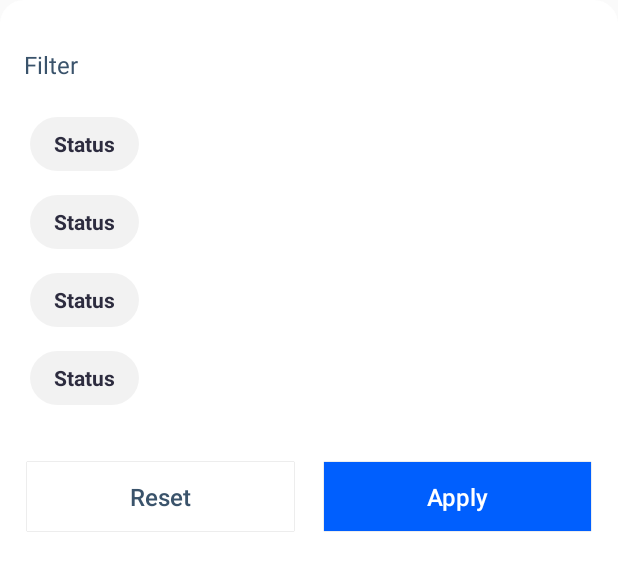
After one commit to react1ve/ModuloTech, an Android app: the layout bottom_sheet_filter.xml on its own in the app's theme, with its tools: preview values and no code run, on a phone screen of 412 x 824 dp. The commit adds this screen. Shown: the top 571 px of the screen. Run offline under Robolectric (Android 15) with nearby library versions, the phone set to English and light mode, and no system bars.

Commit message:
- filter bottom sheet

```diff
--- a/presentation/build.gradle
+++ b/presentation/build.gradle
@@ -83,4 +83,6 @@ dependencies {
 
     /* Tools */
     coreLibraryDesugaring lib.desugaring
+
+    implementation 'com.google.android.flexbox:flexbox:3.0.0'
 }
--- /dev/null
+++ b/presentation/src/main/kotlin/com/example/template/ui/pages/list/FilterAdapter.kt
@@ -0,0 +1,31 @@
+package com.example.template.ui.pages.list
+
+import android.view.ViewGroup
+import androidx.recyclerview.widget.RecyclerView
+import com.example.presentation.databinding.ItemSelectableTextBinding
+import com.example.template.common.android.adapter.BaseRecyclerAdapter
+import com.example.template.common.android.ext.view.inflateChild
+
+data class Filter(val name: String, var isSelected: Boolean = false)
+class FilterAdapter : BaseRecyclerAdapter<Filter,FilterAdapter.StatusViewHolder>() {
+    var listener:((filter:Filter)->Unit)? = null
+
+    inner class StatusViewHolder(
+        parent: ViewGroup,
+        val binding: ItemSelectableTextBinding = parent.inflateChild(ItemSelectableTextBinding::inflate),
+    ) : RecyclerView.ViewHolder(binding.root){
+        fun bind(filter: Filter){
+            binding.root.setOnClickListener { listener?.invoke(filter) }
+            binding.name.text = filter.name
+            binding.name.isSelected = filter.isSelected
+        }
+    }
+
+    override fun onCreateViewHolder(parent: ViewGroup, viewType: Int): StatusViewHolder {
+        return StatusViewHolder(parent)
+    }
+
+    override fun onBindViewHolder(holder: StatusViewHolder, position: Int) {
+        holder.bind(items[position])
+    }
+}
--- /dev/null
+++ b/presentation/src/main/kotlin/com/example/template/ui/pages/list/FilterBottomSheet.kt
@@ -0,0 +1,60 @@
+package com.example.template.ui.pages.list
+
+import android.os.Bundle
+import android.view.LayoutInflater
+import android.view.View
+import android.view.ViewGroup
+import com.example.presentation.databinding.BottomSheetFilterBinding
+import com.google.android.flexbox.FlexDirection
+import com.google.android.flexbox.FlexboxLayoutManager
+import com.google.android.flexbox.JustifyContent
+import com.google.android.material.bottomsheet.BottomSheetDialogFragment
+
+class FilterBottomSheet(
+    private val filterList: MutableList<Filter>,
+    private val filterListener: (selectedId: Filter?) -> Unit
+) : BottomSheetDialogFragment() {
+    private var _binding: BottomSheetFilterBinding? = null
+    private val binding: BottomSheetFilterBinding get() = _binding!!
+
+    private lateinit var filterAdapter: FilterAdapter
+
+    override fun onCreateView(inflater: LayoutInflater, container: ViewGroup?, savedInstanceState: Bundle?): View? {
+        _binding = BottomSheetFilterBinding.inflate(inflater, container, false)
+        return binding.root
+    }
+
+    override fun onViewCreated(view: View, savedInstanceState: Bundle?) {
+        view.setBackgroundResource(android.R.color.transparent)
+        initRecycler()
+
+
+        binding.reset.setOnClickListener {
+            dismiss()
+            filterListener.invoke(null)
+        }
+        binding.apply.setOnClickListener {
+            filterListener.invoke(selected)
+            dismiss()
+        }
+    }
+
+    private var selected: Filter? = null
+    private fun initRecycler() {
+        filterAdapter = FilterAdapter().apply {
+            listener = { chosen ->
+                filterList.forEach { it.isSelected = false }
+                selected = filterList.firstOrNull { it.name == chosen.name }
+                selected?.isSelected = true
+                setItems(filterList)
+            }
+            setItems(filterList)
+        }
+        binding.recycler.adapter = filterAdapter
+
+        val layoutManager = FlexboxLayoutManager(requireContext())
+        layoutManager.flexDirection = FlexDirection.ROW
+        layoutManager.justifyContent = JustifyContent.FLEX_START
+        binding.recycler.layoutManager = layoutManager
+    }
+}
--- /dev/null
+++ b/presentation/src/main/res/drawable/bottom_sheet_rounded_bg.xml
@@ -0,0 +1,7 @@
+<?xml version="1.0" encoding="utf-8"?>
+<shape xmlns:android="http://schemas.android.com/apk/res/android">
+    <corners
+        android:topLeftRadius="@dimen/size_16dp"
+        android:topRightRadius="@dimen/size_16dp" />
+    <solid android:color="@color/white"/>
+</shape>
--- /dev/null
+++ b/presentation/src/main/res/drawable/selectable_rounded_corner.xml
@@ -0,0 +1,16 @@
+<?xml version="1.0" encoding="utf-8"?>
+<selector xmlns:android="http://schemas.android.com/apk/res/android">
+    <item android:state_selected="false">
+        <shape>
+            <corners android:radius="1000dp" />
+            <solid android:color="#0D000000" />
+        </shape>
+    </item>
+    <item android:state_selected="true">
+        <shape>
+            <corners android:radius="1000dp" />
+            <solid android:color="#0D005FFE" />
+            <stroke android:width="1dp" android:color="@color/primary" />
+        </shape>
+    </item>
+</selector>
--- /dev/null
+++ b/presentation/src/main/res/drawable/selectable_text_color.xml
@@ -0,0 +1,6 @@
+<?xml version="1.0" encoding="utf-8"?>
+<selector xmlns:android="http://schemas.android.com/apk/res/android">
+    <item android:color="@color/primary" android:state_selected="true"/>
+    <item android:color="@color/text_primary" android:state_selected="false"/>
+    <item android:color="@color/text_primary" />
+</selector>
--- /dev/null
+++ b/presentation/src/main/res/layout/bottom_sheet_filter.xml
@@ -0,0 +1,73 @@
+<?xml version="1.0" encoding="utf-8"?>
+<androidx.core.widget.NestedScrollView xmlns:android="http://schemas.android.com/apk/res/android"
+    xmlns:app="http://schemas.android.com/apk/res-auto"
+    xmlns:tools="http://schemas.android.com/tools"
+    android:layout_width="match_parent"
+    android:layout_height="match_parent"
+    android:background="@drawable/bottom_sheet_rounded_bg">
+
+    <LinearLayout
+        android:layout_width="match_parent"
+        android:layout_height="wrap_content"
+        android:orientation="vertical">
+
+        <TextView
+            android:layout_width="match_parent"
+            android:layout_height="wrap_content"
+            android:layout_marginHorizontal="16dp"
+            android:layout_marginTop="32dp"
+            android:text="@string/filter"
+            android:textColor="@color/font"
+            android:textFontWeight="400"
+            android:textSize="16sp"
+            tools:targetApi="p" />
+
+        <androidx.recyclerview.widget.RecyclerView
+            android:id="@+id/recycler"
+            android:layout_width="match_parent"
+            android:layout_height="match_parent"
+            android:layout_marginTop="16dp"
+            android:orientation="vertical"
+            android:paddingHorizontal="14dp"
+            app:layoutManager="com.google.android.flexbox.FlexboxLayoutManager"
+            tools:itemCount="4"
+            tools:listitem="@layout/item_selectable_text" />
+
+        <LinearLayout
+            android:layout_width="match_parent"
+            android:layout_height="wrap_content"
+            android:layout_marginHorizontal="8dp"
+            android:layout_marginTop="20dp"
+            android:layout_marginBottom="32dp"
+            android:orientation="horizontal">
+
+            <Button
+                android:id="@+id/reset"
+                android:layout_width="0dp"
+                android:layout_height="46dp"
+                android:layout_margin="10dp"
+                android:layout_weight="1"
+                android:background="@color/white"
+                android:text="@string/reset"
+                android:textAllCaps="false"
+                android:textColor="@color/font"
+                android:textSize="16sp"
+                app:cornerRadius="8dp"
+                tools:ignore="ButtonStyle" />
+
+            <Button
+                android:id="@+id/apply"
+                android:layout_width="0dp"
+                android:layout_height="46dp"
+                android:layout_margin="10dp"
+                android:layout_weight="1"
+                android:background="@color/primary"
+                android:text="@string/apply"
+                android:textAllCaps="false"
+                android:textColor="@color/white"
+                android:textSize="16sp"
+                app:cornerRadius="8dp"
+                tools:ignore="ButtonStyle" />
+        </LinearLayout>
+    </LinearLayout>
+</androidx.core.widget.NestedScrollView>
--- /dev/null
+++ b/presentation/src/main/res/layout/item_selectable_text.xml
@@ -0,0 +1,17 @@
+<?xml version="1.0" encoding="utf-8"?>
+<TextView xmlns:android="http://schemas.android.com/apk/res/android"
+    xmlns:tools="http://schemas.android.com/tools"
+    android:id="@+id/name"
+    android:layout_width="wrap_content"
+    android:layout_height="36dp"
+    android:layout_marginHorizontal="6dp"
+    android:layout_marginVertical="8dp"
+    android:background="@drawable/selectable_rounded_corner"
+    android:foreground="?selectableItemBackground"
+    android:maxLines="1"
+    android:paddingHorizontal="16dp"
+    android:paddingVertical="8dp"
+    tools:text="Status"
+    android:textColor="@drawable/selectable_text_color"
+    android:textSize="14sp"
+    android:textStyle="bold" />
--- a/presentation/src/main/res/values/strings.xml
+++ b/presentation/src/main/res/values/strings.xml
@@ -32,5 +32,8 @@
     <string name="cooling_mode">Cooling mode</string>
     <string name="delete_title">Delete</string>
     <string name="delete_message">Are you sure?</string>
+    <string name="apply">Apply</string>
+    <string name="reset">Reset</string>
+    <string name="filter">Filter</string>
 
 </resources>
--- a/presentation/src/main/res/values/themes.xml
+++ b/presentation/src/main/res/values/themes.xml
@@ -8,6 +8,7 @@
         <item name="android:autofilledHighlight" tools:ignore="NewApi">@color/transparent</item>
         <item name="android:ambientShadowAlpha">0.12</item>
         <item name="android:spotShadowAlpha">0</item>
+        <item name="bottomSheetDialogTheme">@style/AppBottomSheetDialogTheme</item>
     </style>
 
     <style name="AppTheme.NoStatusBar">
@@ -34,6 +35,17 @@
         <item name="textColorAlertDialogListItem">@color/black</item>
     </style>
 
+
+    <style name="AppBottomSheetDialogTheme"
+        parent="Theme.Design.Light.BottomSheetDialog">
+        <item name="bottomSheetStyle">@style/AppModalStyle</item>
+    </style>
+
+    <style name="AppModalStyle"
+        parent="Widget.Design.BottomSheet.Modal">
+        <item name="android:background">@drawable/bottom_sheet_rounded_bg</item>
+    </style>
+
     <!-- https://stackoverflow.com/a/46708018 -->
 
 </resources>
```
